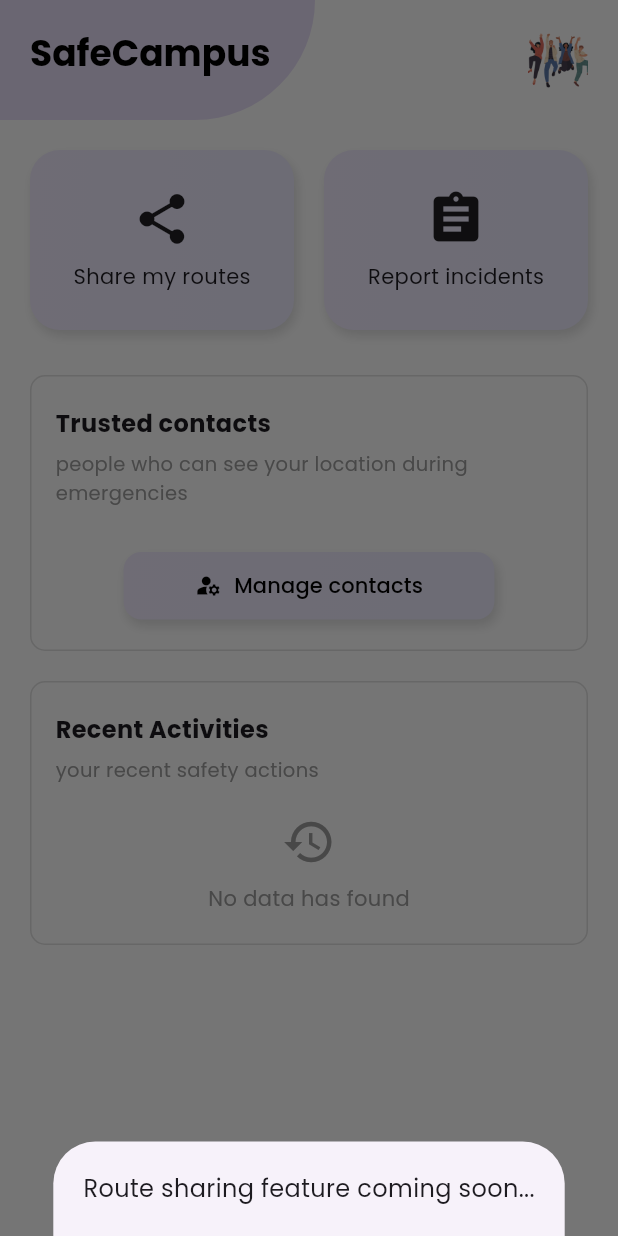
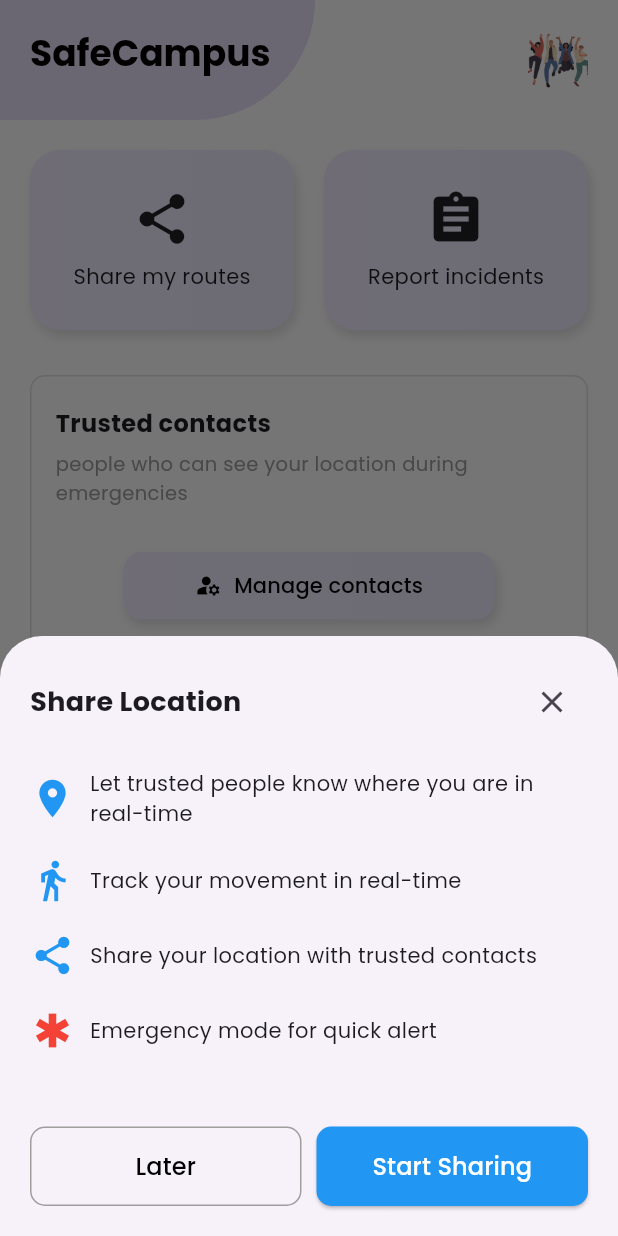
Before and after one commit to biniKin/GDG-Hackathon_G8, a Flutter app: the HomePage screen opened directly, after a tap on "Share my routes", on a phone screen of 412 x 824 dp. Run offline on Flutter 3.47's test engine with Material 3 defaults, Android fonts, the phone set to English and light mode, and no system bars; our stand-ins replace equatable, flutter_bloc, flutter_map, fluttertoast, google_fonts, image_picker and 3 more; missing offline and left inert: flutter_map_location_marker, flutter_polyline_points.

Commit message:
stopped doing firebase, went to map, start and stop tracking button done

```diff
--- a/lib/features/core/presentation/screens/HomePage.dart
+++ b/lib/features/core/presentation/screens/HomePage.dart
@@ -3,7 +3,7 @@ import 'package:google_fonts/google_fonts.dart';
 import 'components/report_incident_bottom_sheet.dart';
 import 'components/share_route_bottom_sheet.dart';
 import 'components/contact_form_bottom_sheet.dart';
-
+import 'package:safe_campus/features/core/presentation/screens/mapPage.dart';
 class HomePage extends StatefulWidget {
   const HomePage({super.key});
 
@@ -39,7 +39,134 @@ class _HomePageState extends State<HomePage> {
     showModalBottomSheet(
       context: context,
       isScrollControlled: true,
-      builder: (_) => const ShareRouteBottomSheet(),
+      builder: (context) => Container(
+        padding: const EdgeInsets.all(20),
+        height: 400,
+        child: Column(
+          crossAxisAlignment: CrossAxisAlignment.start,
+          children: [
+            Row(
+              mainAxisAlignment: MainAxisAlignment.spaceBetween,
+              children: [
+                Text(
+                  "Share Location",
+                  style: GoogleFonts.poppins(
+                    fontSize: 18,
+                    fontWeight: FontWeight.bold,
+                  ),
+                ),
+                IconButton(
+                  icon: const Icon(Icons.close),
+                  onPressed: () => Navigator.pop(context),
+                ),
+              ],
+            ),
+            const SizedBox(height: 20),
+            Row(
+              children: [
+                const Icon(Icons.location_on, color: Colors.blue, size: 30),
+                const SizedBox(width: 10),
+                Expanded(
+                  child: Text(
+                    "Let trusted people know where you are in real-time",
+                    style: GoogleFonts.poppins(fontSize: 14),
+                  ),
+                ),
+              ],
+            ),
+            const SizedBox(height: 20),
+            Row(
+              children: [
+                const Icon(Icons.directions_walk, color: Colors.blue, size: 30),
+                const SizedBox(width: 10),
+                Expanded(
+                  child: Text(
+                    "Track your movement in real-time",
+                    style: GoogleFonts.poppins(fontSize: 14),
+                  ),
+                ),
+              ],
+            ),
+            const SizedBox(height: 20),
+            Row(
+              children: [
+                const Icon(Icons.share, color: Colors.blue, size: 30),
+                const SizedBox(width: 10),
+                Expanded(
+                  child: Text(
+                    "Share your location with trusted contacts",
+                    style: GoogleFonts.poppins(fontSize: 14),
+                  ),
+                ),
+              ],
+            ),
+            const SizedBox(height: 20),
+            Row(
+              children: [
+                const Icon(Icons.emergency, color: Colors.red, size: 30),
+                const SizedBox(width: 10),
+                Expanded(
+                  child: Text(
+                    "Emergency mode for quick alert",
+                    style: GoogleFonts.poppins(fontSize: 14),
+                  ),
+                ),
+              ],
+            ),
+            const Spacer(),
+            Row(
+              mainAxisAlignment: MainAxisAlignment.spaceBetween,
+              children: [
+                Expanded(
+                  child: OutlinedButton(
+                    onPressed: () => Navigator.pop(context),
+                    style: OutlinedButton.styleFrom(
+                      side: const BorderSide(color: Colors.grey),
+                      shape: RoundedRectangleBorder(
+                        borderRadius: BorderRadius.circular(10),
+                      ),
+                      padding: const EdgeInsets.symmetric(vertical: 15),
+                    ),
+                    child: Text(
+                      "Later",
+                      style: GoogleFonts.poppins(
+                        fontSize: 16,
+                        color: Colors.black,
+                      ),
+                    ),
+                  ),
+                ),
+                const SizedBox(width: 10),
+                Expanded(
+                  child: ElevatedButton(
+                    onPressed: () {
+                      Navigator.pop(context);
+                      Navigator.push(
+                        context,
+                        MaterialPageRoute(builder: (context) => const MapPage()),
+                      );
+                    },
+                    style: ElevatedButton.styleFrom(
+                      backgroundColor: Colors.blue,
+                      shape: RoundedRectangleBorder(
+                        borderRadius: BorderRadius.circular(10),
+                      ),
+                      padding: const EdgeInsets.symmetric(vertical: 15),
+                    ),
+                    child: Text(
+                      "Start Sharing",
+                      style: GoogleFonts.poppins(
+                        fontSize: 16,
+                        color: Colors.white,
+                      ),
+                    ),
+                  ),
+                ),
+              ],
+            ),
+          ],
+        ),
+      ),
     );
   }
 
@@ -140,7 +267,7 @@ class _HomePageState extends State<HomePage> {
                             "SafeCampus",
                             style: Theme.of(context).textTheme.headlineSmall?.copyWith(
                                   color: Colors.black,
-                                  fontWeight: FontWeight.bold
+                                  fontWeight: FontWeight.bold,
                                 ),
                           ),
                         ),
--- a/lib/features/core/presentation/screens/mapPage.dart
+++ b/lib/features/core/presentation/screens/mapPage.dart
@@ -20,7 +20,9 @@ class _MapPageState extends State<MapPage> {
     return DefaultTabController(
       length: 2,
       child: Scaffold(
+
         appBar: AppBar(
+          automaticallyImplyLeading: false,
           title: Text(
             "Map",
             style: GoogleFonts.poppins(
@@ -30,15 +32,7 @@ class _MapPageState extends State<MapPage> {
           ),
           backgroundColor: Colors.deepPurpleAccent,
           foregroundColor: Colors.white,
-          leading: IconButton(
-            icon: const Icon(Icons.arrow_back),
-            onPressed: () {
-              Navigator.pushReplacement(
-                context,
-                MaterialPageRoute(builder: (context) => const HomePage()),
-              );
-            },
-          ),
+
           bottom: TabBar(
             labelStyle: GoogleFonts.poppins(fontSize: 15, fontWeight: FontWeight.w500),
             labelColor: Colors.white, // Set the text color for the selected tab
--- a/lib/features/core/presentation/screens/safetyMap.dart
+++ b/lib/features/core/presentation/screens/safetyMap.dart
@@ -9,6 +9,7 @@ import 'package:location/location.dart';
 import 'package:http/http.dart' as http;
 import 'package:image_picker/image_picker.dart';
 import 'package:uuid/uuid.dart';
+import 'package:google_fonts/google_fonts.dart';
 
 class SafetyMap extends StatefulWidget {
   final VoidCallback onReportIncident;
@@ -58,7 +59,7 @@ class SafetyMapState extends State<SafetyMap> with AutomaticKeepAliveClientMixin
   @override
   void didChangeDependencies() {
     super.didChangeDependencies();
-    final newIsActive = DefaultTabController.of(context).index == 0; // SafetyMap is now at index 0
+    final newIsActive = DefaultTabController.of(context).index == 0; // SafetyMap is at index 0
     if (_isActive != newIsActive) {
       setState(() {
         _isActive = newIsActive;
@@ -100,6 +101,17 @@ class SafetyMapState extends State<SafetyMap> with AutomaticKeepAliveClientMixin
   void _stopLocationUpdates() {
     _locationSubscription?.cancel();
     _locationSubscription = null;
+  }
+
+  void _toggleTracking() {
+    setState(() {
+      _isActive = !_isActive;
+    });
+    if (_isActive) {
+      _startLocationUpdates();
+    } else {
+      _stopLocationUpdates();
+    }
   }
 
   Future<void> fetchCoordinatesPoint(String location) async {
@@ -413,6 +425,23 @@ class SafetyMapState extends State<SafetyMap> with AutomaticKeepAliveClientMixin
                       ),
                     ),
                   ),
+                  Positioned(
+                    bottom: 16,
+                    left: 16,
+                    right: 16,
+                    child: FloatingActionButton.extended(
+                      onPressed: _toggleTracking,
+                      backgroundColor: _isActive ? Colors.red : Colors.green,
+                      label: Text(
+                        _isActive ? 'Stop Tracking' : 'Start Tracking',
+                        style: GoogleFonts.poppins(fontSize: 16, color: Colors.white),
+                      ),
+                      icon: Icon(
+                        _isActive ? Icons.stop : Icons.play_arrow,
+                        color: Colors.white,
+                      ),
+                    ),
+                  ),
                 ],
               );
   }
```
Also changed, not shown: 1 other file.
